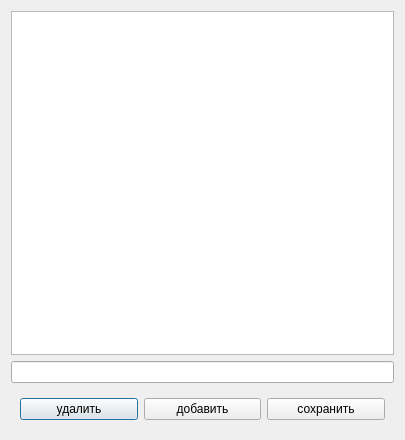
First picture: the form in fueledit.ui, repository Berimor66/humblemaps, before the edit.
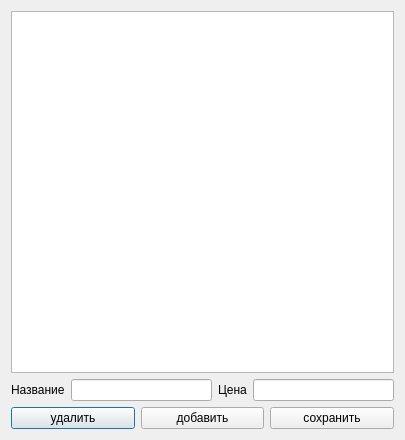
Second picture: the form after the edit.

Commit message: Price in fuel edit

Diff of the .ui file:
```diff
--- a/fueledit.ui
+++ b/fueledit.ui
@@ -17,16 +17,45 @@
    <item>
     <widget class="QTableView" name="tableView">
      <attribute name="horizontalHeaderDefaultSectionSize">
-      <number>200</number>
+      <number>150</number>
      </attribute>
     </widget>
    </item>
    <item>
-    <widget class="QLineEdit" name="lineEdit"/>
+    <widget class="QWidget" name="widget_2" native="true">
+     <layout class="QHBoxLayout" name="horizontalLayout_2">
+      <property name="margin">
+       <number>0</number>
+      </property>
+      <item>
+       <widget class="QLabel" name="label">
+        <property name="text">
+         <string>Название</string>
+        </property>
+       </widget>
+      </item>
+      <item>
+       <widget class="QLineEdit" name="lineEdit"/>
+      </item>
+      <item>
+       <widget class="QLabel" name="label_2">
+        <property name="text">
+         <string>Цена</string>
+        </property>
+       </widget>
+      </item>
+      <item>
+       <widget class="QLineEdit" name="lineEdit_2"/>
+      </item>
+     </layout>
+    </widget>
    </item>
    <item>
     <widget class="QWidget" name="widget" native="true">
      <layout class="QHBoxLayout" name="horizontalLayout">
+      <property name="margin">
+       <number>0</number>
+      </property>
       <item>
        <widget class="QPushButton" name="pushButton_3">
         <property name="text">
```
The commit also changes 1 other file.
